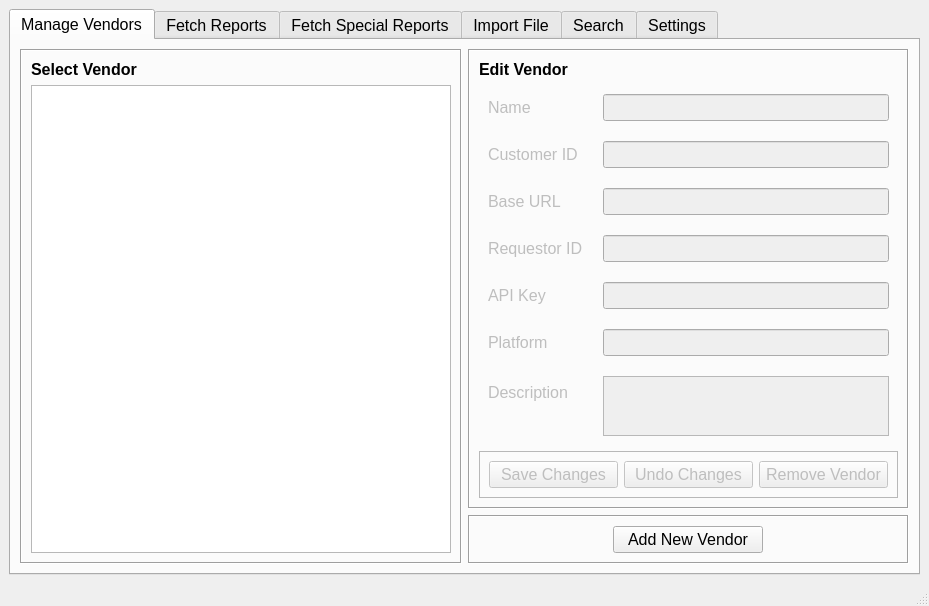
First picture: the form in ui/MainWindow.ui, repository CS-4820-Library-Project/COUNTER-5-Report-Tool-2020-5.0, before the edit.
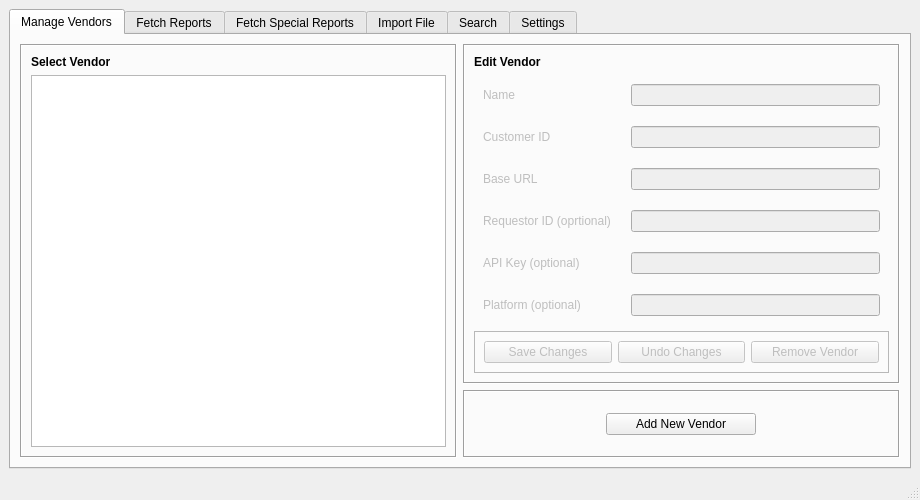
Second picture: the form after the edit. The open tabs and pages were chosen to show the change.

Commit message: Implemented merge sort to sort report rows Updated how authors are displayed in item reports

Diff of the .ui file:
```diff
--- a/ui/MainWindow.ui
+++ b/ui/MainWindow.ui
@@ -6,8 +6,8 @@
    <rect>
     <x>0</x>
     <y>0</y>
-    <width>929</width>
-    <height>606</height>
+    <width>920</width>
+    <height>500</height>
    </rect>
   </property>
   <property name="minimumSize">
@@ -21,7 +21,7 @@
   </property>
   <widget class="QWidget" name="centralwidget">
    <layout class="QGridLayout" name="gridLayout">
-    <item row="1" column="0">
+    <item row="0" column="0">
      <widget class="QTabWidget" name="tabWidget">
       <property name="enabled">
        <bool>true</bool>
@@ -40,7 +40,7 @@
       </property>
       <property name="font">
        <font>
-        <pointsize>12</pointsize>
+        <pointsize>9</pointsize>
        </font>
       </property>
       <property name="tabPosition">
@@ -59,11 +59,6 @@
        <layout class="QHBoxLayout" name="horizontalLayout">
         <item>
          <widget class="QFrame" name="frame_12">
-          <property name="font">
-           <font>
-            <pointsize>12</pointsize>
-           </font>
-          </property>
           <property name="frameShape">
            <enum>QFrame::Box</enum>
           </property>
@@ -75,7 +70,7 @@
             <widget class="QLabel" name="label_13">
              <property name="font">
               <font>
-               <pointsize>12</pointsize>
+               <pointsize>9</pointsize>
                <weight>75</weight>
                <bold>true</bold>
               </font>
@@ -87,11 +82,6 @@
            </item>
            <item>
             <widget class="QListView" name="vendorsListView">
-             <property name="font">
-              <font>
-               <pointsize>12</pointsize>
-              </font>
-             </property>
              <property name="alternatingRowColors">
               <bool>true</bool>
              </property>
@@ -102,11 +92,6 @@
         </item>
         <item>
          <widget class="QFrame" name="frame_8">
-          <property name="font">
-           <font>
-            <pointsize>12</pointsize>
-           </font>
-          </property>
           <layout class="QVBoxLayout" name="horizontalLayout_2">
            <property name="leftMargin">
             <number>0</number>
@@ -125,11 +110,6 @@
              <property name="enabled">
               <bool>true</bool>
              </property>
-             <property name="font">
-              <font>
-               <pointsize>12</pointsize>
-              </font>
-             </property>
              <property name="frameShape">
               <enum>QFrame::Box</enum>
              </property>
@@ -144,7 +124,7 @@
                 </property>
                 <property name="font">
                  <font>
-                  <pointsize>12</pointsize>
+                  <pointsize>9</pointsize>
                   <weight>75</weight>
                   <bold>true</bold>
                  </font>
@@ -162,11 +142,6 @@
                 <property name="enabled">
                  <bool>false</bool>
                 </property>
-                <property name="font">
-                 <font>
-                  <pointsize>12</pointsize>
-                 </font>
-                </property>
                 <layout class="QFormLayout" name="formLayout">
                  <property name="horizontalSpacing">
                   <number>20</number>
@@ -176,169 +151,63 @@
                  </property>
                  <item row="0" column="0">
                   <widget class="QLabel" name="label">
-                   <property name="font">
-                    <font>
-                     <pointsize>12</pointsize>
-                    </font>
-                   </property>
                    <property name="text">
                     <string>Name</string>
                    </property>
                   </widget>
                  </item>
                  <item row="0" column="1">
-                  <widget class="QLineEdit" name="nameEdit">
-                   <property name="font">
-                    <font>
-                     <pointsize>12</pointsize>
-                    </font>
-                   </property>
-                  </widget>
+                  <widget class="QLineEdit" name="nameEdit"/>
                  </item>
                  <item row="1" column="0">
                   <widget class="QLabel" name="label_2">
-                   <property name="font">
-                    <font>
-                     <pointsize>12</pointsize>
-                    </font>
-                   </property>
                    <property name="text">
                     <string>Customer ID</string>
                    </property>
                   </widget>
                  </item>
                  <item row="1" column="1">
-                  <widget class="QLineEdit" name="customerIdEdit">
-                   <property name="font">
-                    <font>
-                     <pointsize>12</pointsize>
-                    </font>
-                   </property>
-                  </widget>
+                  <widget class="QLineEdit" name="customerIdEdit"/>
                  </item>
                  <item row="2" column="0">
                   <widget class="QLabel" name="label_3">
-                   <property name="font">
-                    <font>
-                     <pointsize>12</pointsize>
-                    </font>
-                   </property>
                    <property name="text">
                     <string>Base URL</string>
                    </property>
                   </widget>
                  </item>
                  <item row="2" column="1">
-                  <widget class="QLineEdit" name="baseUrlEdit">
-                   <property name="font">
-                    <font>
-                     <pointsize>12</pointsize>
-                    </font>
-                   </property>
-                  </widget>
+                  <widget class="QLineEdit" name="baseUrlEdit"/>
                  </item>
                  <item row="3" column="0">
                   <widget class="QLabel" name="label_4">
-                   <property name="font">
-                    <font>
-                     <pointsize>12</pointsize>
-                    </font>
-                   </property>
                    <property name="text">
-                    <string>Requestor ID</string>
+                    <string>Requestor ID (oprtional)</string>
                    </property>
                   </widget>
                  </item>
                  <item row="3" column="1">
-                  <widget class="QLineEdit" name="requestorIdEdit">
-                   <property name="font">
-                    <font>
-                     <pointsize>12</pointsize>
-                    </font>
-                   </property>
-                  </widget>
+                  <widget class="QLineEdit" name="requestorIdEdit"/>
                  </item>
                  <item row="4" column="0">
                   <widget class="QLabel" name="label_5">
-                   <property name="font">
-                    <font>
-                     <pointsize>12</pointsize>
-                    </font>
-                   </property>
                    <property name="text">
-                    <string>API Key</string>
+                    <string>API Key (optional)</string>
                    </property>
                   </widget>
                  </item>
                  <item row="4" column="1">
-                  <widget class="QLineEdit" name="apiKeyEdit">
-                   <property name="font">
-                    <font>
-                     <pointsize>12</pointsize>
-                    </font>
-                   </property>
-                  </widget>
+                  <widget class="QLineEdit" name="apiKeyEdit"/>
                  </item>
                  <item row="5" column="0">
                   <widget class="QLabel" name="label_6">
-                   <property name="font">
-                    <font>
-                     <pointsize>12</pointsize>
-                    </font>
-                   </property>
                    <property name="text">
-                    <string>Platform</string>
+                    <string>Platform (optional)</string>
                    </property>
                   </widget>
                  </item>
                  <item row="5" column="1">
-                  <widget class="QLineEdit" name="platformEdit">
-                   <property name="font">
-                    <font>
-                     <pointsize>12</pointsize>
-                    </font>
-                   </property>
-                  </widget>
-                 </item>
-                 <item row="6" column="0">
-                  <widget class="QLabel" name="label_28">
-                   <property name="font">
-                    <font>
-                     <pointsize>12</pointsize>
-                    </font>
-                   </property>
-                   <property name="text">
-                    <string>Description</string>
-                   </property>
-                  </widget>
-                 </item>
-                 <item row="6" column="1">
-                  <widget class="QPlainTextEdit" name="descriptionEdit">
-                   <property name="font">
-                    <font>
-                     <pointsize>12</pointsize>
-                     <kerning>true</kerning>
-                    </font>
-                   </property>
-                   <property name="autoFillBackground">
-                    <bool>false</bool>
-                   </property>
-                   <property name="frameShape">
-                    <enum>QFrame::StyledPanel</enum>
-                   </property>
-                   <property name="frameShadow">
-                    <enum>QFrame::Sunken</enum>
-                   </property>
-                   <property name="tabChangesFocus">
-                    <bool>false</bool>
-                   </property>
-                   <property name="plainText">
-                    <string/>
-                   </property>
-                   <property name="backgroundVisible">
-                    <bool>false</bool>
-                   </property>
-                  </widget>
+                  <widget class="QLineEdit" name="platformEdit"/>
                  </item>
                 </layout>
                </widget>
@@ -348,11 +217,6 @@
                 <property name="enabled">
                  <bool>false</bool>
                 </property>
-                <property name="font">
-                 <font>
-                  <pointsize>12</pointsize>
-                 </font>
-                </property>
                 <property name="frameShape">
                  <enum>QFrame::StyledPanel</enum>
                 </property>
@@ -362,11 +226,6 @@
                 <layout class="QHBoxLayout" name="horizontalLayout_5">
                  <item>
                   <widget class="QPushButton" name="saveVendorChangesButton">
-                   <property name="font">
-                    <font>
-                     <pointsize>12</pointsize>
-                    </font>
-                   </property>
                    <property name="text">
                     <string>Save Changes</string>
                    </property>
@@ -380,11 +239,6 @@
                  </item>
                  <item>
                   <widget class="QPushButton" name="undoVendorChangesButton">
-                   <property name="font">
-                    <font>
-                     <pointsize>12</pointsize>
-                    </font>
-                   </property>
                    <property name="text">
                     <string>Undo Changes</string>
                    </property>
@@ -392,11 +246,6 @@
                  </item>
                  <item>
                   <widget class="QPushButton" name="removeVendorButton">
-                   <property name="font">
-                    <font>
-                     <pointsize>12</pointsize>
-                    </font>
-                   </property>
                    <property name="text">
                     <string>Remove Vendor</string>
                    </property>
@@ -410,11 +259,6 @@
            </item>
            <item>
             <widget class="QFrame" name="frame_2">
-             <property name="font">
-              <font>
-               <pointsize>12</pointsize>
-              </font>
-             </property>
              <property name="frameShape">
               <enum>QFrame::Box</enum>
              </property>
@@ -430,11 +274,6 @@
                   <height>16777215</height>
                  </size>
                 </property>
-                <property name="font">
-                 <font>
-                  <pointsize>12</pointsize>
-                 </font>
-                </property>
                 <property name="text">
                  <string>Add New Vendor</string>
                 </property>
```
Left out of the diff: 188 changed lines with no effect on the pictures. Lines whose indentation alone changed are shown as unchanged. The commit also changes 2 other files.
